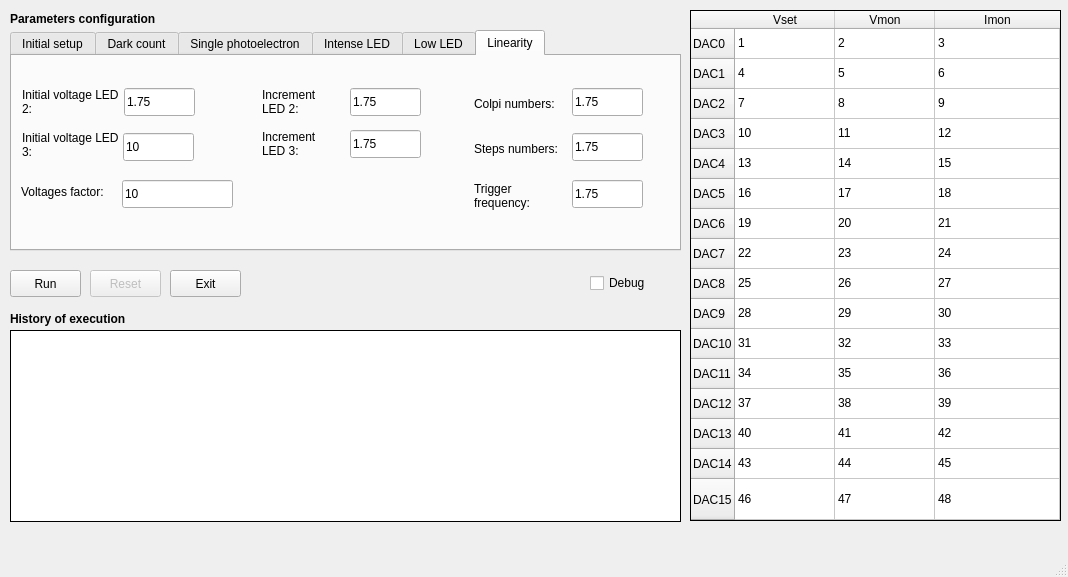
Old version of the form SPMT_UI.ui in the repository douglasbeniz/SPMT.
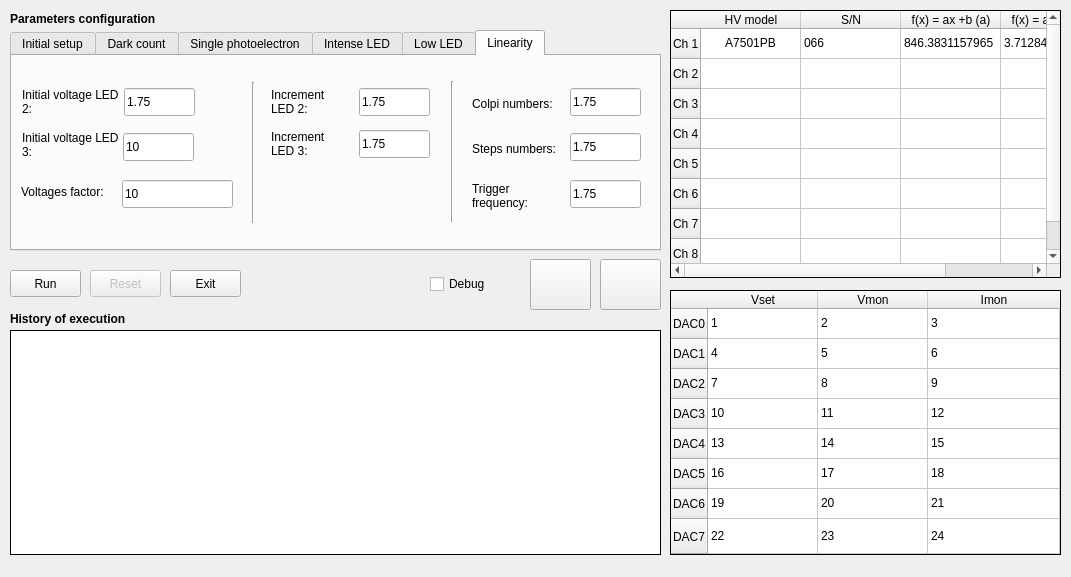
New version of the form. The open tabs and pages were chosen to show the change. Icons and pictures are not drawn.

Commit message: Enhancements on UI and operations; receive HV info; save/restore config;

What changed in the file:
```diff
--- a/SPMT_UI.ui
+++ b/SPMT_UI.ui
@@ -6,7 +6,7 @@
    <rect>
     <x>0</x>
     <y>0</y>
-    <width>1068</width>
+    <width>1071</width>
     <height>577</height>
    </rect>
   </property>
@@ -17,10 +17,10 @@
    <widget class="QTableWidget" name="tableWidget_table">
     <property name="geometry">
      <rect>
-      <x>690</x>
-      <y>10</y>
-      <width>371</width>
-      <height>511</height>
+      <x>670</x>
+      <y>290</y>
+      <width>391</width>
+      <height>265</height>
      </rect>
     </property>
     <property name="frameShape">
@@ -44,6 +44,9 @@
     <property name="sortingEnabled">
      <bool>false</bool>
     </property>
+    <property name="rowCount">
+     <number>8</number>
+    </property>
     <attribute name="horizontalHeaderVisible">
      <bool>true</bool>
     </attribute>
@@ -51,7 +54,7 @@
      <bool>false</bool>
     </attribute>
     <attribute name="horizontalHeaderDefaultSectionSize">
-     <number>100</number>
+     <number>110</number>
     </attribute>
     <attribute name="horizontalHeaderMinimumSectionSize">
      <number>70</number>
@@ -114,46 +117,6 @@
       <string>DAC7</string>
      </property>
     </row>
-    <row>
-     <property name="text">
-      <string>DAC8</string>
-     </property>
-    </row>
-    <row>
-     <property name="text">
-      <string>DAC9</string>
-     </property>
-    </row>
-    <row>
-     <property name="text">
-      <string>DAC10</string>
-     </property>
-    </row>
-    <row>
-     <property name="text">
-      <string>DAC11</string>
-     </property>
-    </row>
-    <row>
-     <property name="text">
-      <string>DAC12</string>
-     </property>
-    </row>
-    <row>
-     <property name="text">
-      <string>DAC13</string>
-     </property>
-    </row>
-    <row>
-     <property name="text">
-      <string>DAC14</string>
-     </property>
-    </row>
-    <row>
-     <property name="text">
-      <string>DAC15</string>
-     </property>
-    </row>
     <column>
      <property name="text">
       <string>Vset</string>
@@ -289,126 +252,6 @@
       <string>24</string>
      </property>
     </item>
-    <item row="8" column="0">
-     <property name="text">
-      <string>25</string>
-     </property>
-    </item>
-    <item row="8" column="1">
-     <property name="text">
-      <string>26</string>
-     </property>
-    </item>
-    <item row="8" column="2">
-     <property name="text">
-      <string>27</string>
-     </property>
-    </item>
-    <item row="9" column="0">
-     <property name="text">
-      <string>28</string>
-     </property>
-    </item>
-    <item row="9" column="1">
-     <property name="text">
-      <string>29</string>
-     </property>
-    </item>
-    <item row="9" column="2">
-     <property name="text">
-      <string>30</string>
-     </property>
-    </item>
-    <item row="10" column="0">
-     <property name="text">
-      <string>31</string>
-     </property>
-    </item>
-    <item row="10" column="1">
-     <property name="text">
-      <string>32</string>
-     </property>
-    </item>
-    <item row="10" column="2">
-     <property name="text">
-      <string>33</string>
-     </property>
-    </item>
-    <item row="11" column="0">
-     <property name="text">
-      <string>34</string>
-     </property>
-    </item>
-    <item row="11" column="1">
-     <property name="text">
-      <string>35</string>
-     </property>
-    </item>
-    <item row="11" column="2">
-     <property name="text">
-      <string>36</string>
-     </property>
-    </item>
-    <item row="12" column="0">
-     <property name="text">
-      <string>37</string>
-     </property>
-    </item>
-    <item row="12" column="1">
-     <property name="text">
-      <string>38</string>
-     </property>
-    </item>
-    <item row="12" column="2">
-     <property name="text">
-      <string>39</string>
-     </property>
-    </item>
-    <item row="13" column="0">
-     <property name="text">
-      <string>40</string>
-     </property>
-    </item>
-    <item row="13" column="1">
-     <property name="text">
-      <string>41</string>
-     </property>
-    </item>
-    <item row="13" column="2">
-     <property name="text">
-      <string>42</string>
-     </property>
-    </item>
-    <item row="14" column="0">
-     <property name="text">
-      <string>43</string>
-     </property>
-    </item>
-    <item row="14" column="1">
-     <property name="text">
-      <string>44</string>
-     </property>
-    </item>
-    <item row="14" column="2">
-     <property name="text">
-      <string>45</string>
-     </property>
-    </item>
-    <item row="15" column="0">
-     <property name="text">
-      <string>46</string>
-     </property>
-    </item>
-    <item row="15" column="1">
-     <property name="text">
-      <string>47</string>
-     </property>
-    </item>
-    <item row="15" column="2">
-     <property name="text">
-      <string>48</string>
-     </property>
-    </item>
    </widget>
    <widget class="QPushButton" name="pushButton_exit">
     <property name="geometry">
@@ -476,7 +319,7 @@
      <rect>
       <x>10</x>
       <y>30</y>
-      <width>671</width>
+      <width>651</width>
       <height>221</height>
      </rect>
     </property>
@@ -1485,7 +1328,7 @@
      <widget class="QLineEdit" name="lineEdit_numberOfColpi">
       <property name="geometry">
        <rect>
-        <x>560</x>
+        <x>558</x>
         <y>32</y>
         <width>71</width>
         <height>28</height>
@@ -1556,7 +1399,7 @@
      <widget class="QLabel" name="label_28">
       <property name="geometry">
        <rect>
-        <x>462</x>
+        <x>460</x>
         <y>27</y>
         <width>91</width>
         <height>41</height>
@@ -1572,7 +1415,7 @@
      <widget class="QLineEdit" name="lineEdit_numberOfSteps">
       <property name="geometry">
        <rect>
-        <x>560</x>
+        <x>558</x>
         <y>77</y>
         <width>71</width>
         <height>28</height>
@@ -1601,7 +1444,7 @@
      <widget class="QLabel" name="label_30">
       <property name="geometry">
        <rect>
-        <x>462</x>
+        <x>460</x>
         <y>72</y>
         <width>91</width>
         <height>41</height>
@@ -1617,7 +1460,7 @@
      <widget class="QLabel" name="label_31">
       <property name="geometry">
        <rect>
-        <x>250</x>
+        <x>259</x>
         <y>30</y>
         <width>71</width>
         <height>31</height>
@@ -1633,7 +1476,7 @@
      <widget class="QLineEdit" name="lineEdit_incrementLED_2">
       <property name="geometry">
        <rect>
-        <x>338</x>
+        <x>347</x>
         <y>32</y>
         <width>71</width>
         <height>28</height>
@@ -1646,7 +1489,7 @@
      <widget class="QLabel" name="label_32">
       <property name="geometry">
        <rect>
-        <x>250</x>
+        <x>259</x>
         <y>72</y>
         <width>71</width>
         <height>31</height>
@@ -1662,7 +1505,7 @@
      <widget class="QLineEdit" name="lineEdit_incrementLED_3">
       <property name="geometry">
        <rect>
-        <x>338</x>
+        <x>347</x>
         <y>74</y>
         <width>71</width>
         <height>28</height>
@@ -1675,7 +1518,7 @@
      <widget class="QLineEdit" name="lineEdit_linearityAcqFreq">
       <property name="geometry">
        <rect>
-        <x>560</x>
+        <x>558</x>
         <y>124</y>
         <width>71</width>
         <height>28</height>
@@ -1688,7 +1531,7 @@
      <widget class="QLabel" name="label_33">
       <property name="geometry">
        <rect>
-        <x>462</x>
+        <x>460</x>
         <y>119</y>
         <width>91</width>
         <height>41</height>
@@ -1701,6 +1544,32 @@
        <bool>true</bool>
       </property>
      </widget>
+     <widget class="Line" name="line_7">
+      <property name="geometry">
+       <rect>
+        <x>430</x>
+        <y>25</y>
+        <width>20</width>
+        <height>141</height>
+       </rect>
+      </property>
+      <property name="orientation">
+       <enum>Qt::Vertical</enum>
+      </property>
+     </widget>
+     <widget class="Line" name="line_8">
+      <property name="geometry">
+       <rect>
+        <x>231</x>
+        <y>26</y>
+        <width>20</width>
+        <height>141</height>
+       </rect>
+      </property>
+      <property name="orientation">
+       <enum>Qt::Vertical</enum>
+      </property>
+     </widget>
     </widget>
    </widget>
    <widget class="QLabel" name="label_logView_2">
@@ -1727,8 +1596,8 @@
      <rect>
       <x>10</x>
       <y>330</y>
-      <width>671</width>
-      <height>192</height>
+      <width>651</width>
+      <height>225</height>
      </rect>
     </property>
     <property name="frameShape">
@@ -1741,8 +1610,8 @@
    <widget class="QCheckBox" name="checkBox_debug">
     <property name="geometry">
      <rect>
-      <x>590</x>
-      <y>272</y>
+      <x>430</x>
+      <y>273</y>
       <width>92</width>
       <height>22</height>
      </rect>
@@ -1751,18 +1620,244 @@
      <string>Debug</string>
     </property>
    </widget>
+   <widget class="QTableWidget" name="tableWidget_inputID">
+    <property name="geometry">
+     <rect>
+      <x>670</x>
+      <y>10</y>
+      <width>391</width>
+      <height>268</height>
+     </rect>
+    </property>
+    <property name="sizePolicy">
+     <sizepolicy hsizetype="Preferred" vsizetype="Preferred">
+      <horstretch>0</horstretch>
+      <verstretch>0</verstretch>
+     </sizepolicy>
+    </property>
+    <property name="minimumSize">
+     <size>
+      <width>371</width>
+      <height>265</height>
+     </size>
+    </property>
+    <property name="frameShape">
+     <enum>QFrame::Box</enum>
+    </property>
+    <property name="frameShadow">
+     <enum>QFrame::Plain</enum>
+    </property>
+    <property name="lineWidth">
+     <number>1</number>
+    </property>
+    <property name="midLineWidth">
+     <number>1</number>
+    </property>
+    <property name="sizeAdjustPolicy">
+     <enum>QAbstractScrollArea::AdjustIgnored</enum>
+    </property>
+    <property name="autoScrollMargin">
+     <number>8</number>
+    </property>
+    <property name="editTriggers">
+     <set>QAbstractItemView::AllEditTriggers</set>
+    </property>
+    <property name="sortingEnabled">
+     <bool>false</bool>
+    </property>
+    <property name="rowCount">
+     <number>8</number>
+    </property>
+    <attribute name="horizontalHeaderVisible">
+     <bool>true</bool>
+    </attribute>
+    <attribute name="horizontalHeaderCascadingSectionResizes">
+     <bool>false</bool>
+    </attribute>
+    <attribute name="horizontalHeaderDefaultSectionSize">
+     <number>100</number>
+    </attribute>
+    <attribute name="horizontalHeaderMinimumSectionSize">
+     <number>40</number>
+    </attribute>
+    <attribute name="horizontalHeaderStretchLastSection">
+     <bool>true</bool>
+    </attribute>
+    <attribute name="verticalHeaderCascadingSectionResizes">
+     <bool>false</bool>
+    </attribute>
+    <attribute name="verticalHeaderDefaultSectionSize">
+     <number>30</number>
+    </attribute>
+    <attribute name="verticalHeaderMinimumSectionSize">
+     <number>25</number>
+    </attribute>
+    <attribute name="verticalHeaderShowSortIndicator" stdset="0">
+     <bool>false</bool>
+    </attribute>
+    <attribute name="verticalHeaderStretchLastSection">
+     <bool>true</bool>
+    </attribute>
+    <row>
+     <property name="text">
+      <string>Ch 1</string>
+     </property>
+    </row>
+    <row>
+     <property name="text">
+      <string>Ch 2</string>
+     </property>
+    </row>
+    <row>
+     <property name="text">
+      <string>Ch 3</string>
+     </property>
+    </row>
+    <row>
+     <property name="text">
+      <string>Ch 4</string>
+     </property>
+    </row>
+    <row>
+     <property name="text">
+      <string>Ch 5</string>
+     </property>
+    </row>
+    <row>
+     <property name="text">
+      <string>Ch 6</string>
+     </property>
+    </row>
+    <row>
+     <property name="text">
+      <string>Ch 7</string>
+     </property>
+    </row>
+    <row>
+     <property name="text">
+      <string>Ch 8</string>
+     </property>
+    </row>
+    <column>
+     <property name="text">
+      <string>HV model</string>
+     </property>
+     <property name="textAlignment">
+      <set>AlignHCenter|AlignVCenter|AlignCenter</set>
+     </property>
+    </column>
+    <column>
+     <property name="text">
+      <string>S/N</string>
+     </property>
+     <property name="textAlignment">
+      <set>AlignHCenter|AlignVCenter|AlignCenter</set>
+     </property>
+    </column>
+    <column>
+     <property name="text">
+      <string>f(x) = ax +b (a)</string>
+     </property>
+     <property name="textAlignment">
+      <set>AlignHCenter|AlignVCenter|AlignCenter</set>
+     </property>
+    </column>
+    <column>
+     <property name="text">
+      <string>f(x) = ax +b (b)</string>
+     </property>
+     <property name="textAlignment">
+      <set>AlignHCenter|AlignVCenter|AlignCenter</set>
+     </property>
+    </column>
+    <item row="0" column="0">
+     <property name="text">
+      <string>A7501PB</string>
+     </property>
+     <property name="textAlignment">
+      <set>AlignHCenter|AlignVCenter|AlignCenter</set>
+     </property>
+     <property name="flags">
+      <set>ItemIsSelectable|ItemIsEditable|ItemIsDragEnabled|ItemIsUserCheckable|ItemIsEnabled</set>
+     </property>
+    </item>
+    <item row="0" column="1">
+     <property name="text">
+      <string>066</string>
+     </property>
+    </item>
+    <item row="0" column="2">
+     <property name="text">
+      <string>846.3831157965</string>
+     </property>
+    </item>
+    <item row="0" column="3">
+     <property name="text">
+      <string>3.712840922</string>
+     </property>
+    </item>
+    <item row="1" column="0">
+     <property name="text">
+      <string/>
+     </property>
+     <property name="flags">
+      <set>ItemIsSelectable|ItemIsEditable|ItemIsDragEnabled|ItemIsUserCheckable|ItemIsEnabled</set>
+     </property>
+    </item>
+   </widget>
+   <widget class="QPushButton" name="pushButton_save">
+    <property name="geometry">
+     <rect>
+      <x>600</x>
+      <y>259</y>
+      <width>61</width>
+      <height>51</height>
+     </rect>
+    </property>
+    <property name="toolTip">
+     <string>Save configuration...</string>
+    </property>
+    <property name="text">
+     <string/>
+    </property>
+    <property name="icon">
+     <iconset resource="icons/icons.qrc">
+      <normaloff>:/icons/save.png</normaloff>:/icons/save.png</iconset>
+    </property>
+    <property name="iconSize">
+     <size>
+      <width>45</width>
+      <height>45</height>
+     </size>
+    </property>
+   </widget>
+   <widget class="QPushButton" name="pushButton_open">
+    <property name="geometry">
+     <rect>
+      <x>530</x>
+      <y>259</y>
+      <width>61</width>
+      <height>51</height>
+     </rect>
+    </property>
+    <property name="toolTip">
+     <string>Open configuration...</string>
+    </property>
+    <property name="text">
+     <string/>
+    </property>
+    <property name="icon">
+     <iconset resource="icons/icons.qrc">
+      <normaloff>:/icons/open.png</normaloff>:/icons/open.png</iconset>
+    </property>
+    <property name="iconSize">
+     <size>
+      <width>45</width>
+      <height>45</height>
+     </size>
+    </property>
+   </widget>
   </widget>
-  <widget class="QMenuBar" name="menubar">
-   <property name="geometry">
-    <rect>
-     <x>0</x>
-     <y>0</y>
-     <width>1068</width>
-     <height>25</height>
-    </rect>
-   </property>
-  </widget>
-  <widget class="QStatusBar" name="statusbar"/>
  </widget>
  <resources/>
  <connections/>
```
Left out of the diff: 28 changed lines with no effect on the pictures. The commit also changes 2 other files.
